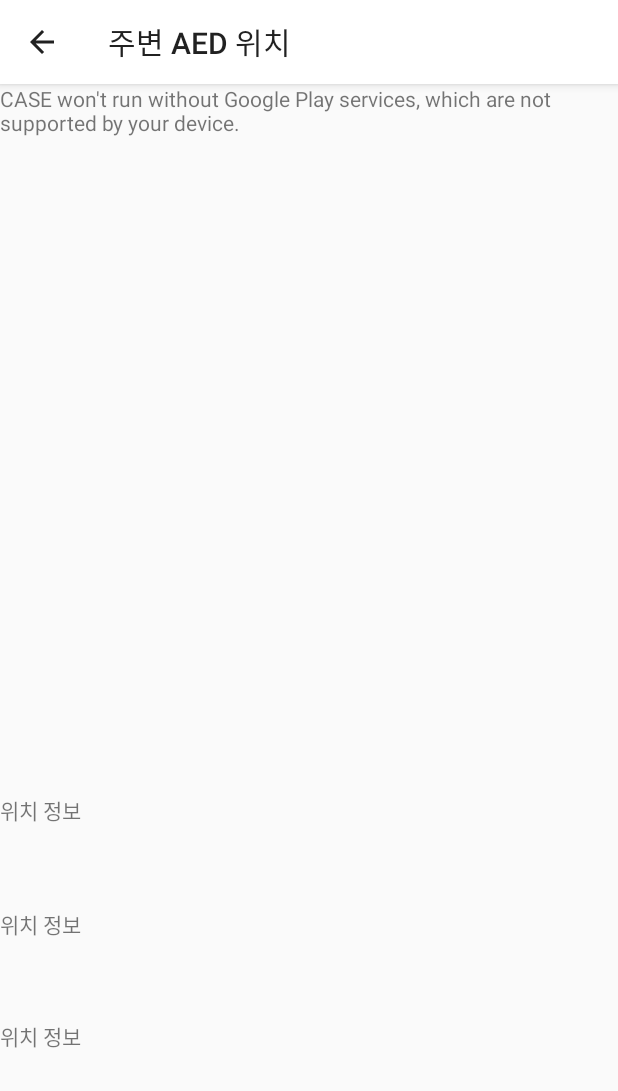
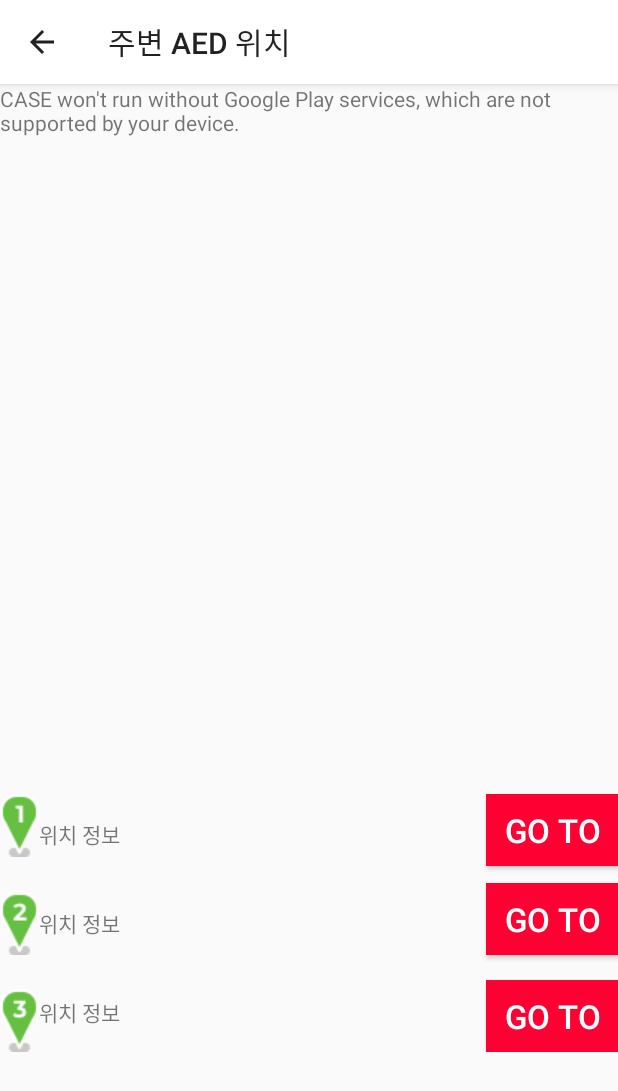
Before and after one commit to c-a-s-e/CASE, an Android app: the FindAEDActivity screen opened directly, with no data from a screen before it, on a phone screen of 412 x 824 dp. Shown: the top 1091 px of the screen. Run offline under Robolectric (Android 15) with nearby library versions, the phone set to English and light mode, and no system bars; our stand-ins replace RxJava; pictures from the network do not load.

Commit message:
find aed 주소 레이아웃 수정

```diff
--- a/app/src/main/res/layout/activity_find_aed.xml
+++ b/app/src/main/res/layout/activity_find_aed.xml
@@ -29,32 +29,102 @@
         app:layout_constraintBottom_toBottomOf="parent"
         app:layout_constraintTop_toBottomOf="@+id/map">
 
-        <TextView
-            android:id="@+id/aed1"
+        <android.support.constraint.ConstraintLayout
+            android:layout_width="125pt"
+            android:layout_height="match_parent"
+            app:layout_constraintStart_toStartOf="parent"
+            app:layout_constraintTop_toTopOf="parent">
+
+            <ImageView
+                android:id="@+id/imgAED1"
                 android:layout_width="wrap_content"
                 android:layout_height="wrap_content"
-            android:text="위치 정보"
                 app:layout_constraintStart_toStartOf="parent"
-            app:layout_constraintTop_toTopOf="parent"/>
+                app:layout_constraintTop_toTopOf="parent"
+                app:srcCompat="@drawable/aed_1" />
+
+            <ImageView
+                android:id="@+id/imgAED2"
+                android:layout_width="wrap_content"
+                android:layout_height="wrap_content"
+                app:layout_constraintBottom_toTopOf="@+id/imageView3"
+                app:layout_constraintStart_toStartOf="parent"
+                app:layout_constraintTop_toBottomOf="@+id/imgAED1"
+                app:srcCompat="@drawable/aed_2" />
+
+            <ImageView
+                android:id="@+id/imageView3"
+                android:layout_width="wrap_content"
+                android:layout_height="wrap_content"
+                app:layout_constraintBottom_toBottomOf="parent"
+                app:layout_constraintStart_toStartOf="parent"
+                app:srcCompat="@drawable/aed_3" />
 
             <TextView
                 android:id="@+id/aed2"
                 android:layout_width="wrap_content"
                 android:layout_height="wrap_content"
-            android:layout_marginTop="76dp"
                 android:text="위치 정보"
-            app:layout_constraintStart_toStartOf="parent"
-            app:layout_constraintTop_toTopOf="@+id/aed1" />
+                app:layout_constraintBottom_toTopOf="@+id/aed3"
+                app:layout_constraintStart_toEndOf="@+id/imgAED2"
+                app:layout_constraintTop_toBottomOf="@+id/aed1" />
+
+            <TextView
+                android:id="@+id/aed1"
+                android:layout_width="wrap_content"
+                android:layout_height="wrap_content"
+                android:layout_marginTop="16dp"
+                android:text="위치 정보"
+                app:layout_constraintStart_toEndOf="@+id/imgAED1"
+                app:layout_constraintTop_toTopOf="parent" />
 
             <TextView
                 android:id="@+id/aed3"
                 android:layout_width="wrap_content"
                 android:layout_height="wrap_content"
+                android:layout_marginBottom="16dp"
                 android:text="위치 정보"
                 app:layout_constraintBottom_toBottomOf="parent"
-            app:layout_constraintStart_toStartOf="parent"
-            app:layout_constraintTop_toTopOf="@+id/aed2"
-            app:layout_constraintVertical_bias="1.0" />
+                app:layout_constraintStart_toEndOf="@+id/imageView3" />
+        </android.support.constraint.ConstraintLayout>
+
+        <Button
+            android:id="@+id/button1"
+            android:layout_width="wrap_content"
+            android:layout_height="wrap_content"
+            android:background="#FF0033"
+            android:text="Go to"
+            android:textColor="@color/white"
+            android:textSize="10pt"
+            app:layout_constraintEnd_toEndOf="parent"
+            app:layout_constraintTop_toTopOf="parent" />
+
+        <Button
+            android:id="@+id/button2"
+            android:layout_width="wrap_content"
+            android:layout_height="wrap_content"
+            android:layout_marginStart="5pt"
+            android:layout_marginTop="5pt"
+            android:background="#FF0033"
+            android:text="Go to"
+            android:textColor="@color/white"
+            android:textSize="10pt"
+            app:layout_constraintEnd_toEndOf="parent"
+            app:layout_constraintTop_toBottomOf="@id/button1" />
+
+        <Button
+            android:id="@+id/button3"
+            android:layout_width="wrap_content"
+            android:layout_height="wrap_content"
+            android:layout_marginStart="5pt"
+            android:layout_marginTop="3pt"
+            android:background="#FF0033"
+            android:text="Go to"
+            android:textColor="@color/white"
+            android:textSize="10pt"
+            app:layout_constraintBottom_toBottomOf="parent"
+            app:layout_constraintEnd_toEndOf="parent" />
+
     </android.support.constraint.ConstraintLayout>
 
 </android.support.constraint.ConstraintLayout>
```
Lines whose indentation alone changed are shown as unchanged.
